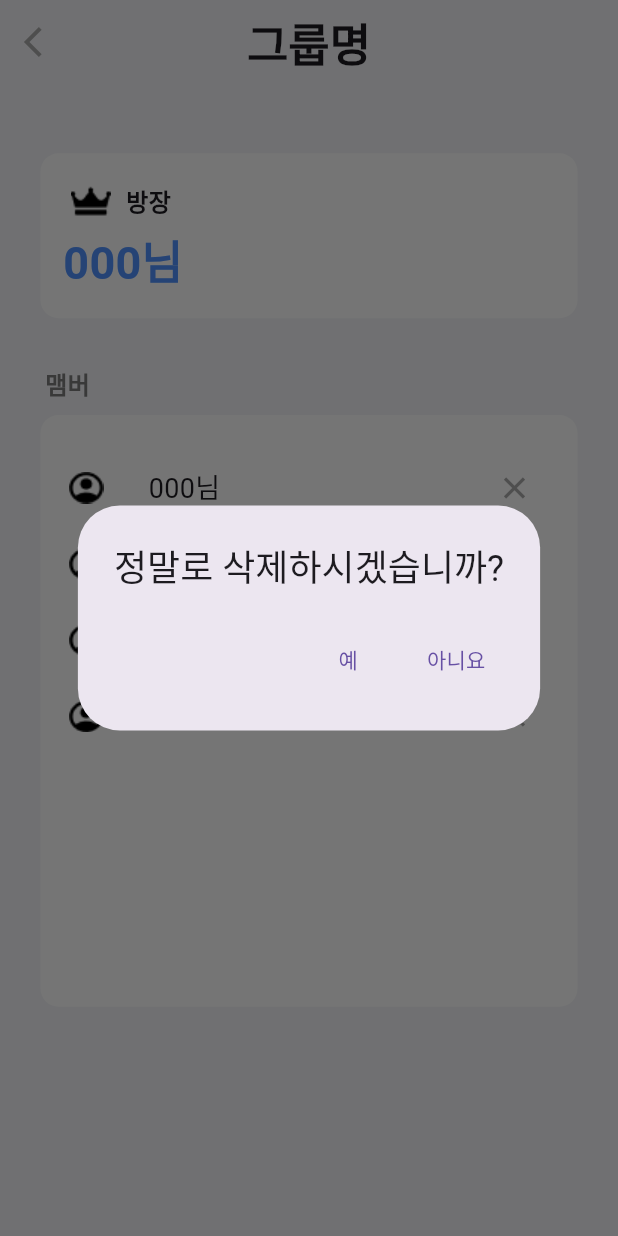
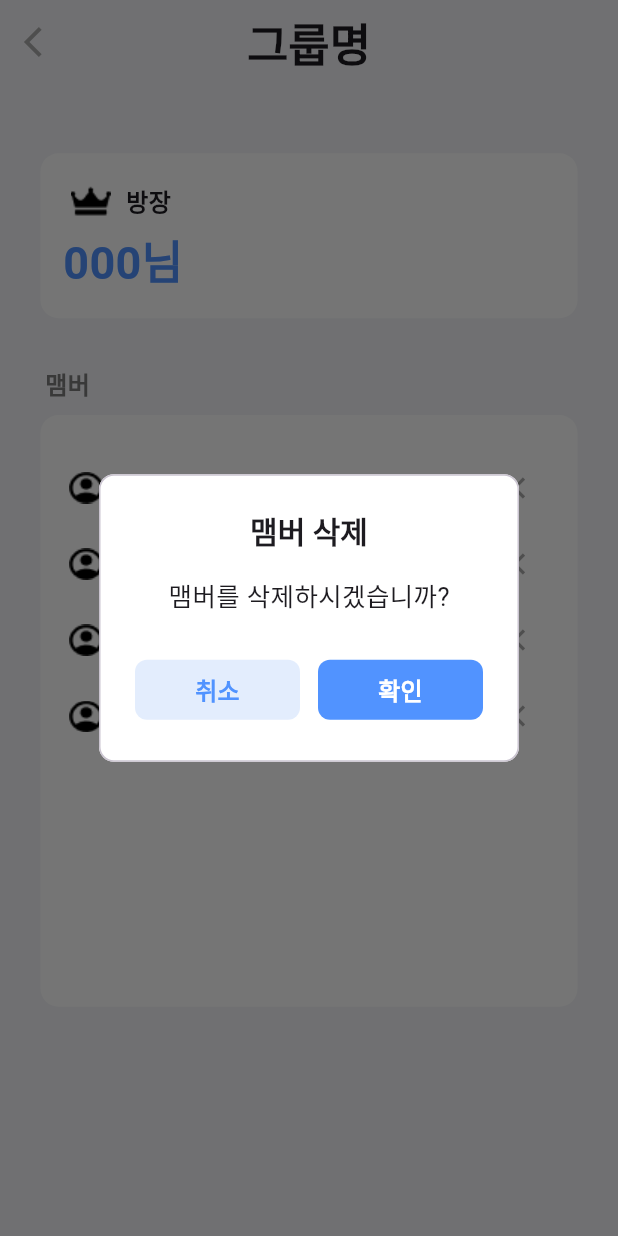
Before and after one commit to AIIA-GCU/VinTeum-FE, a Flutter app: the DetailScreen2 screen opened directly, after a tap on the "close" icon, on a phone screen of 412 x 824 dp. Run offline on Flutter 3.47's test engine with Material 3 defaults, Android fonts, the light colour scheme and no system bars; our stand-ins replace image_picker; Roboto replaces fonts that are missing (Pretendard).

Commit message:
dialog 수정

```diff
--- a/lib/Page/Detail_Screen2.dart
+++ b/lib/Page/Detail_Screen2.dart
@@ -2,6 +2,7 @@ import 'package:flutter/cupertino.dart';
 import 'package:flutter/material.dart';
 import 'package:flutter/widgets.dart';
 import 'package:vinteum/Common/color.dart';
+import 'package:vinteum/Common/custom_dialog.dart';
 import 'package:vinteum/main.dart';
 import 'package:vinteum/Page/Detail_Screen3.dart';
 
@@ -128,37 +129,16 @@ class DetailScreen2 extends StatelessWidget {
                             Image.asset("assets/img/icon.png"),
                             SizedBox(width: ratio.width * 30.0),
                             Container(
+                              child: Flexible(
+                                child: Text('000님',
+                                  style: TextStyle(fontSize: 18.0),),
+                              ),
                               width: ratio.width * 150,
-                              child: Text(
-                                '000님',
-                                style: TextStyle(fontSize: 18.0),
-                              ),
                             ),
                             SizedBox(width: ratio.width * 70.0),
                             // 'X'아이콘 눌러서 그룹원 삭제기능
                             IconButton(onPressed: (){
-                              showDialog(context: context,
-                                builder: (BuildContext context){
-                                  return AlertDialog(
-                                    title: Text('정말로 삭제하시겠습니까?'),
-                                    actions: <Widget>[
-                                      TextButton(
-                                        child: Text('예'), // 누르면 홈화면으로 돌아간후 그룹 정보를 삭제시키기
-                                        onPressed: (){
-                                          Navigator.of(context).pop(); // 팝업 창 닫기
-                                          Navigator.of(context).pop(); // 현재 페이지 닫기
-                                        },
-                                      ),
-                                      TextButton(
-                                        child: Text('아니요'),  // 팝업창만 닫히고 그대로 유지
-                                        onPressed: (){
-                                          Navigator.of(context).pop(); // 팝업 창 닫기
-                                        },
-                                      ),
-                                    ],
-                                  );
-                                },
-                              );
+                              CustomDialog(context: context, title: "맴버 삭제", dialogContent: '맴버를 삭제하시겠습니까?', buttonText: " ", buttonCount: 2, func: (){});
                             },
                               icon: Icon(Icons.close,
                                 color: VinTeumColors.grey,
@@ -195,28 +175,7 @@ class DetailScreen2 extends StatelessWidget {
                             SizedBox(width: ratio.width * 70.0),
                             // 'X'아이콘 눌러서 그룹원 삭제기능
                             IconButton(onPressed: (){
-                              showDialog(context: context,
-                                builder: (BuildContext context){
-                                  return AlertDialog(
-                                    title: Text('정말로 삭제하시겠습니까?'),
-                                    actions: <Widget>[
-                                      TextButton(
-                                        child: Text('예'), // 누르면 홈화면으로 돌아간후 그룹 정보를 삭제시키기
-                                        onPressed: (){
-                                          Navigator.of(context).pop(); // 팝업 창 닫기
-                                          Navigator.of(context).pop(); // 현재 페이지 닫기
-                                        },
-                                      ),
-                                      TextButton(
-                                        child: Text('아니요'),  // 팝업창만 닫히고 그대로 유지
-                                        onPressed: (){
-                                          Navigator.of(context).pop(); // 팝업 창 닫기
-                                        },
-                                      ),
-                                    ],
-                                  );
-                                },
-                              );
+                              CustomDialog(context: context, title: "맴버 삭제", dialogContent: '맴버를 삭제하시겠습니까?', buttonText: " ", buttonCount: 2, func: (){});
                             },
                               icon: Icon(Icons.close,
                                 color: VinTeumColors.grey,
@@ -253,28 +212,7 @@ class DetailScreen2 extends StatelessWidget {
                             SizedBox(width: ratio.width * 70.0),
                             // 'X'아이콘 눌러서 그룹원 삭제기능
                             IconButton(onPressed: (){
-                              showDialog(context: context,
-                                builder: (BuildContext context){
-                                  return AlertDialog(
-                                    title: Text('정말로 삭제하시겠습니까?'),
-                                    actions: <Widget>[
-                                      TextButton(
-                                        child: Text('예'), // 누르면 홈화면으로 돌아간후 그룹 정보를 삭제시키기
-                                        onPressed: (){
-                                          Navigator.of(context).pop(); // 팝업 창 닫기
-                                          Navigator.of(context).pop(); // 현재 페이지 닫기
-                                        },
-                                      ),
-                                      TextButton(
-                                        child: Text('아니요'),  // 팝업창만 닫히고 그대로 유지
-                                        onPressed: (){
-                                          Navigator.of(context).pop(); // 팝업 창 닫기
-                                        },
-                                      ),
-                                    ],
-                                  );
-                                },
-                              );
+                              CustomDialog(context: context, title: "맴버 삭제", dialogContent: '맴버를 삭제하시겠습니까?', buttonText: " ", buttonCount: 2, func: (){});
                             },
                               icon: Icon(Icons.close,
                                 color: VinTeumColors.grey,
@@ -311,28 +249,7 @@ class DetailScreen2 extends StatelessWidget {
                             SizedBox(width: ratio.width * 70.0),
                             // 'X'아이콘 눌러서 그룹원 삭제기능
                             IconButton(onPressed: (){
-                              showDialog(context: context,
-                                builder: (BuildContext context){
-                                  return AlertDialog(
-                                    title: Text('정말로 삭제하시겠습니까?'),
-                                    actions: <Widget>[
-                                      TextButton(
-                                        child: Text('예'), // 누르면 홈화면으로 돌아간후 그룹 정보를 삭제시키기
-                                        onPressed: (){
-                                          Navigator.of(context).pop(); // 팝업 창 닫기
-                                          Navigator.of(context).pop(); // 현재 페이지 닫기
-                                        },
-                                      ),
-                                      TextButton(
-                                        child: Text('아니요'),  // 팝업창만 닫히고 그대로 유지
-                                        onPressed: (){
-                                          Navigator.of(context).pop(); // 팝업 창 닫기
-                                        },
-                                      ),
-                                    ],
-                                  );
-                                },
-                              );
+                              CustomDialog(context: context, title: "맴버 삭제", dialogContent: '맴버를 삭제하시겠습니까?', buttonText: " ", buttonCount: 2, func: (){});
                             },
                               icon: Icon(Icons.close,
                                 color: VinTeumColors.grey,
--- a/lib/Page/Detail_Screen3.dart
+++ b/lib/Page/Detail_Screen3.dart
@@ -61,7 +61,7 @@ class DetailScreen3 extends StatelessWidget {
 
                     SizedBox(height: ratio.height * 500),
 
-                    CustomButton(text: '확인', func: (){}, buttonCount: 1)
+                    CustomButton(text: '확인', func: (){Navigator.pop(context);}, buttonCount: 1)
                   ],
 
                 ),
```
